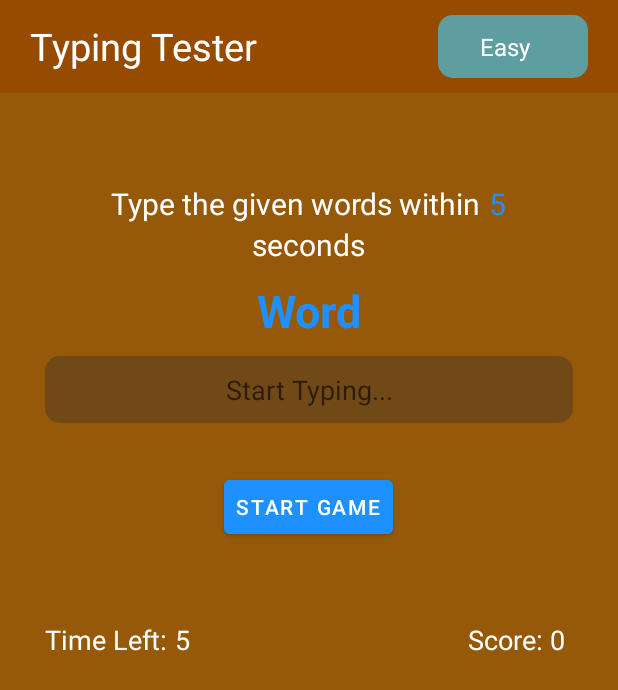
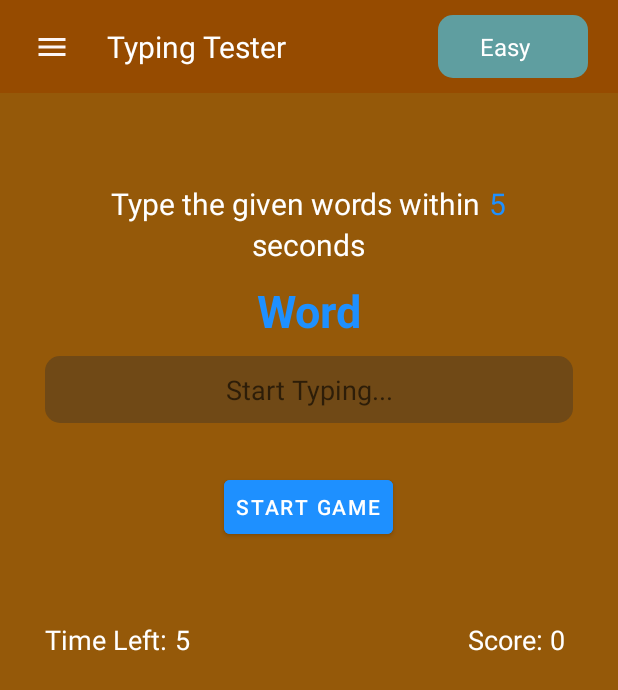
Before and after one commit to Ghasty003/Speed-typing-game-app, an Android app: the screen it shows after launch once a user with an empty profile is signed in (MainActivity), on a phone screen of 412 x 824 dp. Shown: the top 690 px of the screen. Run offline under Robolectric (Android 15) with nearby library versions, the phone set to English and light mode, and no system bars; our stand-ins replace Firebase (no records; nobody signed in at launch, a user with empty details on screens opened directly).

Commit message:
Updated Tob bar

```diff
--- a/app/src/main/java/com/example/speedtypinggame/MainActivity.java
+++ b/app/src/main/java/com/example/speedtypinggame/MainActivity.java
@@ -15,6 +15,7 @@
 import android.view.inputmethod.InputMethodManager;
 import android.widget.AdapterView;
 import android.widget.EditText;
+import android.widget.ImageButton;
 import android.widget.Spinner;
 import android.widget.TextView;
 import android.widget.Toast;
@@ -27,6 +28,7 @@
     private MaterialButton startGame;
     private EditText textInput;
     private TextView correctText, gameOverText, seconds, timeLeft, words, score;
+    private ImageButton imageButton;
 
     private final String[] wordTexts = {"Boiler", "Javascript", "Boiler", "Milk", "Fresh", "Yoghurt",
             "Parse", "Conclude", "Kitchen", "Cook", "Home", "Random", "Language", "Find", "Seek", "Saw", "Return"};
@@ -46,6 +48,7 @@
         timeLeft = findViewById(R.id.time);
         words = findViewById(R.id.words);
         score = findViewById(R.id.score_count);
+        imageButton = findViewById(R.id.image_btn);
 
         correctText.setVisibility(View.INVISIBLE);
         gameOverText.setVisibility(View.INVISIBLE);
--- /dev/null
+++ b/app/src/main/res/drawable/ic_baseline_menu_24.xml
@@ -0,0 +1,5 @@
+<vector android:height="24dp" android:tint="#FDF6F6"
+    android:viewportHeight="24" android:viewportWidth="24"
+    android:width="24dp" xmlns:android="http://schemas.android.com/apk/res/android">
+    <path android:fillColor="@android:color/white" android:pathData="M3,18h18v-2L3,16v2zM3,13h18v-2L3,11v2zM3,6v2h18L21,6L3,6z"/>
+</vector>
--- a/app/src/main/res/layout/topbar.xml
+++ b/app/src/main/res/layout/topbar.xml
@@ -10,17 +10,28 @@
         android:layout_height="wrap_content"
         android:layout_centerVertical="true"
         android:padding="10dp"
+        android:layout_marginStart="5dp"
         >
 
-        <TextView
-            android:layout_width="wrap_content"
-            android:layout_height="wrap_content"
-            android:text="@string/game_title"
-            android:textColor="@color/white"
-            android:textSize="25sp"
-            android:layout_marginStart="10dp"
+        <ImageButton
+            android:id="@+id/image_btn"
+            android:layout_width="38dp"
+            android:layout_height="38dp"
+            android:src="@drawable/ic_baseline_menu_24"
+            android:background="?selectableItemBackgroundBorderless"
             android:layout_centerVertical="true"
         />
+
+       <TextView
+           android:layout_width="wrap_content"
+           android:layout_height="wrap_content"
+           android:textSize="20dp"
+           android:text="@string/game_title"
+           android:layout_toEndOf="@id/image_btn"
+           android:textColor="@color/white"
+           android:layout_centerVertical="true"
+           android:layout_marginStart="18dp"
+       />
 
         <Spinner
             android:id="@+id/spinner"
@@ -36,7 +47,6 @@
             android:backgroundTint="#5F9EA0"
         />
 
-
     </RelativeLayout>
 
 </RelativeLayout>
```
